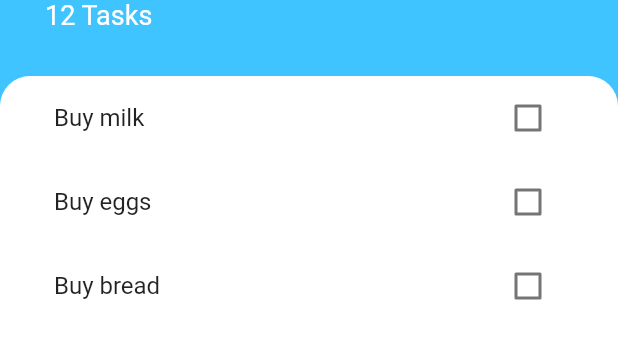
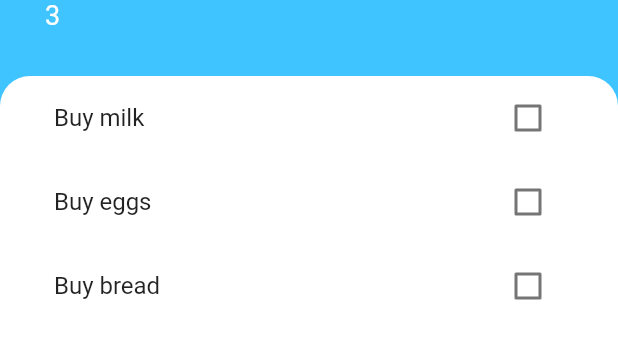
Before and after one commit to bohachu/flutter_todo, a Flutter app: the screen it shows after launch, on a phone screen of 412 x 824 dp, the part 284-643 px from its top. Run offline on Flutter 3.47's test engine with Material 2 defaults, Android fonts, the phone set to English and light mode, and no system bars.

Commit message:
done no. 189

```diff
--- a/lib/screens/tasks_screen.dart
+++ b/lib/screens/tasks_screen.dart
@@ -1,8 +1,20 @@
 import 'package:flutter/material.dart';
 import 'package:state/widgets/tasks_list.dart';
 import 'package:state/screens/add_task_screen.dart';
+import 'package:state/models/task.dart';
 
-class TasksScreen extends StatelessWidget {
+class TasksScreen extends StatefulWidget {
+  @override
+  _TasksScreenState createState() => _TasksScreenState();
+}
+
+class _TasksScreenState extends State<TasksScreen> {
+  List<Task> tasks = [
+    Task(name: 'Buy milk'),
+    Task(name: 'Buy eggs'),
+    Task(name: 'Buy bread'),
+  ];
+
   @override
   Widget build(BuildContext context) {
     return Scaffold(
@@ -13,7 +25,14 @@ class TasksScreen extends StatelessWidget {
           onPressed: () {
             showModalBottomSheet(
                 context: context,
-                builder: (BuildContext context) => AddTaskScreen());
+                builder: (BuildContext context) =>
+                    AddTaskScreen((newTaskTitle) {
+                      setState(() {
+                        print('tasks_screen.dart/newTaskTitle:$newTaskTitle');
+                        tasks.add(Task(name: newTaskTitle));
+                      });
+                      Navigator.pop(context);
+                    }));
           },
         ),
         body: Column(
@@ -44,7 +63,7 @@ class TasksScreen extends StatelessWidget {
                         fontSize: 50.0,
                         fontWeight: FontWeight.w700,
                       )),
-                  Text('12 Tasks',
+                  Text('${tasks.length}',
                       style: TextStyle(
                         color: Colors.white,
                         fontSize: 18,
@@ -61,7 +80,7 @@ class TasksScreen extends StatelessWidget {
                         topLeft: Radius.circular(20),
                         topRight: Radius.circular(20),
                       )),
-                  child: TasksList()),
+                  child: TasksList(tasks)),
             )
           ],
         ));
--- a/lib/widgets/tasks_list.dart
+++ b/lib/widgets/tasks_list.dart
@@ -3,32 +3,31 @@ import 'package:state/widgets/tasks_tile.dart';
 import 'package:state/models/task.dart';
 
 class TasksList extends StatefulWidget {
+
+  final List<Task> tasks;
+  TasksList(this.tasks);
+
   @override
   _TasksListState createState() => _TasksListState();
 }
 
 class _TasksListState extends State<TasksList> {
-  List<Task> tasks = [
-    Task(name: 'Buy milk'),
-    Task(name: 'Buy eggs'),
-    Task(name: 'Buy bread'),
-  ];
 
   @override
   Widget build(BuildContext context) {
     return ListView.builder(
       itemBuilder: (context, index) {
         return TaskTile(
-          taskTitle: tasks[index].name,
-          isChecked: tasks[index].isDone,
+          taskTitle: widget.tasks[index].name,
+          isChecked: widget.tasks[index].isDone,
           checkboxCallback: (bool checkboxState){
             setState((){
-              tasks[index].toggleDone();
+              widget.tasks[index].toggleDone();
             });
           }
         );
       },
-      itemCount: tasks.length,
+      itemCount: widget.tasks.length,
     );
   }
 }
```
Also changed, not shown: lib/screens/add_task_screen.dart (+16 -7 lines).
